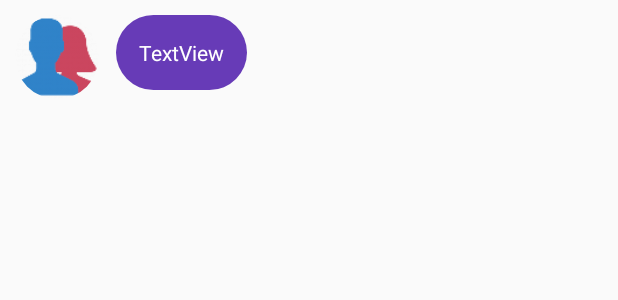
After one commit to BerserkerLurker/ChatBat, an Android app: the layout message_single_layout.xml on its own in the app's theme, with its tools: preview values and no code run, on a phone screen of 412 x 824 dp. The commit adds this screen. Shown: the top 300 px of the screen. Run offline under Robolectric (Android 15) with nearby library versions, the phone set to English and light mode, and no system bars.

Commit message:
feat: retreive msg display msg

```diff
--- /dev/null
+++ b/app/src/main/res/drawable/message_type_background.xml
@@ -0,0 +1,7 @@
+<?xml version="1.0" encoding="utf-8"?>
+<shape xmlns:android="http://schemas.android.com/apk/res/android">
+
+    <solid android:color="@color/colorPrimary"/>
+    <corners android:radius="30dp"/>
+
+</shape>
--- /dev/null
+++ b/app/src/main/res/layout/message_single_layout.xml
@@ -0,0 +1,26 @@
+<?xml version="1.0" encoding="utf-8"?>
+<RelativeLayout xmlns:android="http://schemas.android.com/apk/res/android"
+    android:id="@+id/messageSingleLayout"
+    android:layout_width="match_parent"
+    android:layout_height="wrap_content"
+    android:padding="10dp">
+
+
+    <de.hdodenhof.circleimageview.CircleImageView
+        android:id="@+id/messageProfileLayout"
+        android:layout_width="56dp"
+        android:layout_height="56dp"
+        android:src="@drawable/profile" />
+
+    <TextView
+        android:id="@+id/messageTextLayout"
+        android:layout_width="wrap_content"
+        android:layout_height="wrap_content"
+        android:layout_alignParentStart="true"
+        android:layout_alignParentTop="true"
+        android:layout_marginStart="67dp"
+        android:background="@drawable/message_type_background"
+        android:padding="15dp"
+        android:text="TextView"
+        android:textColor="@android:color/white" />
+</RelativeLayout>
```
Also changed, not shown: app/src/main/java/com/dev/kallinikos/chatbat/ChatActivity.java (+61 -0 lines), app/src/main/java/com/dev/kallinikos/chatbat/MessageAdapter.java (added, +55 -0 lines), app/src/main/java/com/dev/kallinikos/chatbat/Messages.java (added, +52 -0 lines), app/src/main/res/layout/activity_chat.xml (+10 -0 lines).
